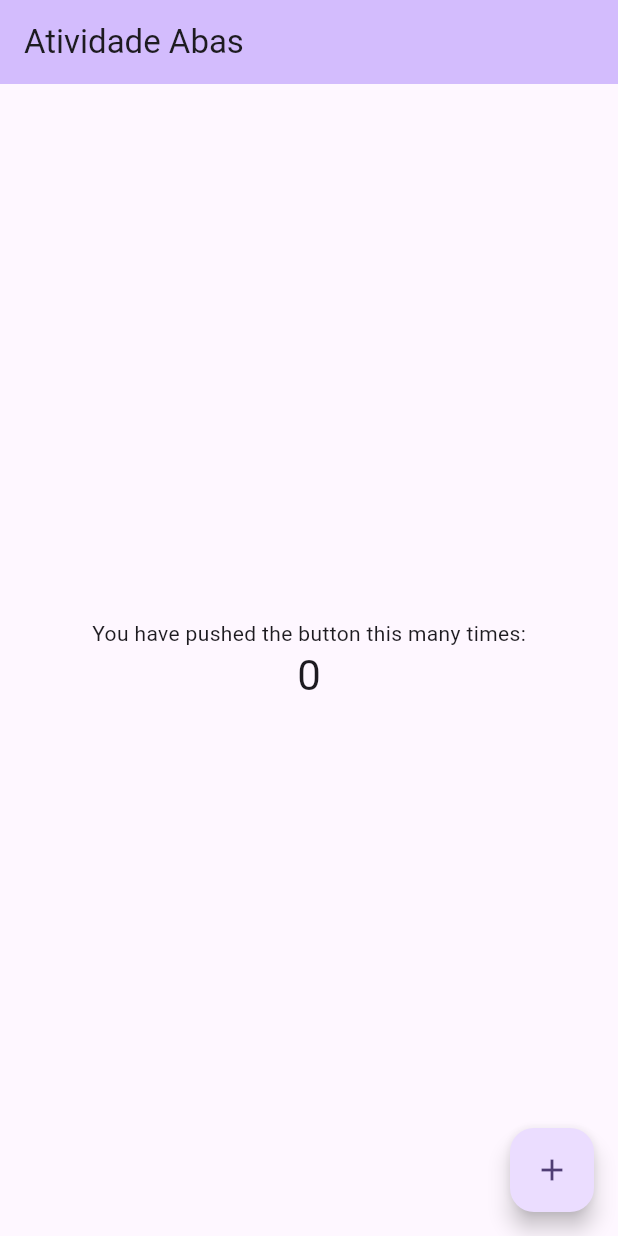
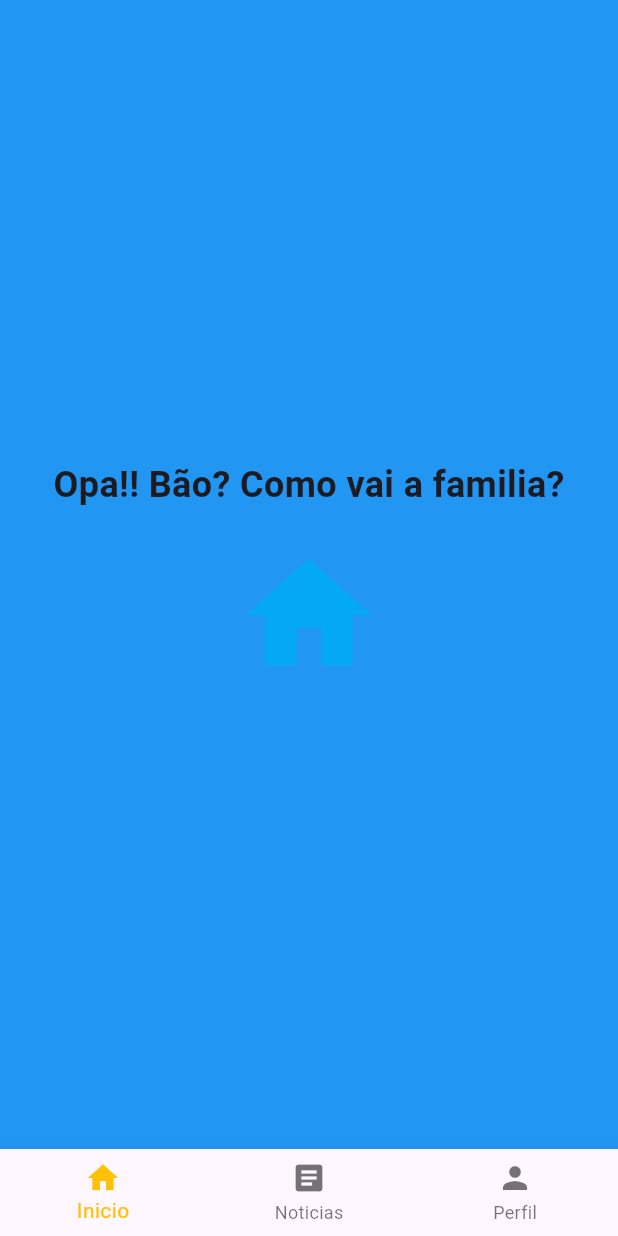
Before and after one commit to DarcsonLanucio/Atividade_Abas, a Flutter app: the screen it shows after launch, on a phone screen of 412 x 824 dp. Run offline on Flutter 3.47's test engine with Material 3 defaults, Android fonts, the phone set to English and light mode, and no system bars.

Commit message:
17/09 alterações

```diff
--- a/lib/home_page.dart
+++ b/lib/home_page.dart
@@ -1,41 +1,41 @@
 import 'package:flutter/material.dart';
 
+import 'inicio_page.dart';
+import 'noticias_page.dart';
+import 'perfil_page.dart';
+
 class MyHomePage extends StatefulWidget {
-  const MyHomePage({super.key, required this.title});
-  final String title;
+  const MyHomePage({super.key});
+
   @override
   State<MyHomePage> createState() => _MyHomePageState();
 }
 class _MyHomePageState extends State<MyHomePage> {
-  int _counter = 0;
-  void _incrementCounter() {
+  int _selectedIndex = 0;
+
+  final List<Widget> _pages = const[
+    Inicio_Page(),
+    Noticias_Page(),
+    Perfil_Page(),
+  ];
+  void _onItemTapped(int index){
     setState(() {
-      _counter++;
+     _selectedIndex = index;
     });
   }
   @override
   Widget build(BuildContext context) {
     return Scaffold(
-      appBar: AppBar(
-        backgroundColor: Theme.of(context).colorScheme.inversePrimary,
-        title: Text(widget.title),
-      ),
-      body: Center(
-        child: Column(
-          mainAxisAlignment: MainAxisAlignment.center,
-          children: <Widget>[
-            const Text('You have pushed the button this many times:'),
-            Text(
-              '$_counter',
-              style: Theme.of(context).textTheme.headlineMedium,
-            ),
-          ],
-        ),
-      ),
-      floatingActionButton: FloatingActionButton(
-        onPressed: _incrementCounter,
-        tooltip: 'Increment',
-        child: const Icon(Icons.add),
+      body: _pages[_selectedIndex],
+      bottomNavigationBar: BottomNavigationBar(
+        currentIndex: _selectedIndex,
+        onTap: _onItemTapped,
+        selectedItemColor: Colors.amber,
+        items: const[
+          BottomNavigationBarItem(icon: Icon(Icons.home), label: "Inicio"),
+          BottomNavigationBarItem(icon: Icon(Icons.article), label: "Noticias"),
+          BottomNavigationBarItem(icon: Icon(Icons.person), label: "Perfil"),
+        ],
       ),
     );
   }
--- /dev/null
+++ b/lib/inicio_page.dart
@@ -0,0 +1,22 @@
+import 'package:flutter/material.dart';
+class Inicio_Page extends StatelessWidget{
+  const Inicio_Page({super.key});
+  @override
+  Widget build(BuildContext context) {
+    return Container(
+      color: Colors.blue,
+      child: Center(
+        child: Column(
+          mainAxisAlignment: MainAxisAlignment.center,
+          children: const[
+            Text('Opa!! Bão? Como vai a familia?',
+              style: TextStyle(fontSize: 24, fontWeight: FontWeight.bold),
+            ),
+            SizedBox(height: 20),
+            Icon(Icons.home, size: 100,color: Colors.lightBlue,)
+          ],
+        ),
+      ),
+    );
+  }
+}
--- a/lib/main.dart
+++ b/lib/main.dart
@@ -6,16 +6,16 @@ import 'home_page.dart';
 void main() {
   runApp(const MyApp());
 }
+
 class MyApp extends StatelessWidget {
   const MyApp({super.key});
+
   @override
   Widget build(BuildContext context) {
     return MaterialApp(
-      title: 'Atividade Abas',
-      theme: ThemeData(
-        colorScheme: ColorScheme.fromSeed(seedColor: Colors.deepPurple),
-      ),
-      home: const MyHomePage(title: 'Atividade Abas'),
+      title: 'App com Abas',
+      theme: ThemeData(primarySwatch: Colors.blue),
+      home: const MyHomePage(),
     );
   }
 }
```
Also changed, not shown: lib/noticias_page.dart (added, +21 -0 lines), lib/perfil_page.dart (added, +28 -0 lines), lib/page_dois.dart (deleted), lib/page_um.dart (deleted).
